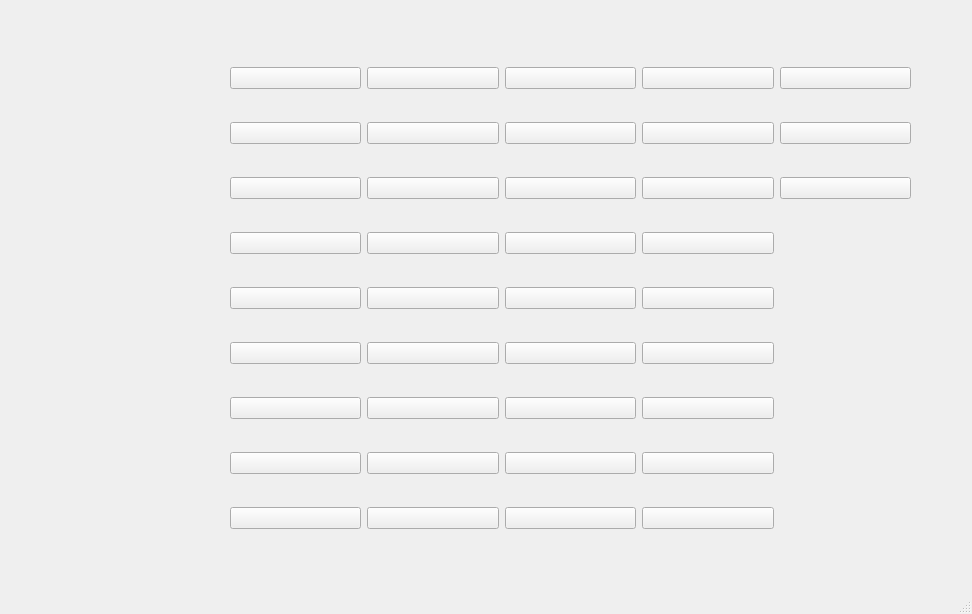
Above: view/game.ui from CoolTL/Pseudocode before the change. Below: the same form after it.
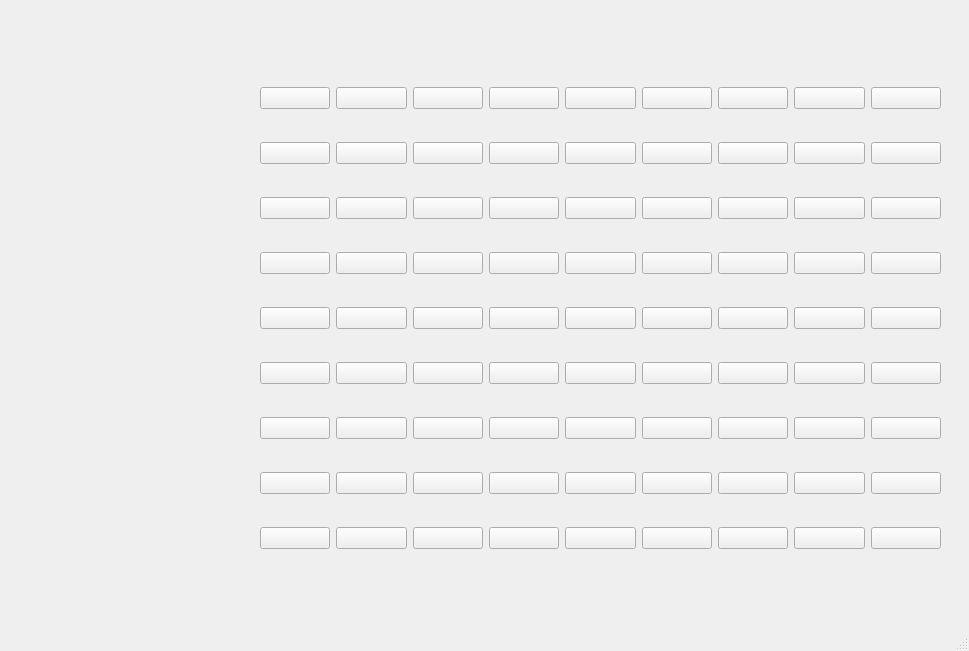
That is the form after the change.

The edit to the form file:
```diff
--- a/view/game.ui
+++ b/view/game.ui
@@ -6,8 +6,8 @@
    <rect>
     <x>0</x>
     <y>0</y>
-    <width>972</width>
-    <height>614</height>
+    <width>969</width>
+    <height>651</height>
    </rect>
   </property>
   <property name="windowTitle">
@@ -17,15 +17,15 @@
    <widget class="QWidget" name="gridLayoutWidget">
     <property name="geometry">
      <rect>
-      <x>230</x>
-      <y>40</y>
+      <x>260</x>
+      <y>60</y>
       <width>681</width>
       <height>521</height>
      </rect>
     </property>
     <layout class="QGridLayout" name="gridLayout">
-     <item row="7" column="1">
-      <widget class="QPushButton" name="s17">
+     <item row="3" column="4">
+      <widget class="QPushButton" name="s42">
        <property name="text">
         <string/>
        </property>
@@ -40,8 +40,8 @@
        </property>
       </widget>
      </item>
-     <item row="3" column="2">
-      <widget class="QPushButton" name="s23">
+     <item row="5" column="4">
+      <widget class="QPushButton" name="s44">
        <property name="text">
         <string/>
        </property>
@@ -56,39 +56,7 @@
        </property>
       </widget>
      </item>
-     <item row="6" column="1">
-      <widget class="QPushButton" name="s16">
-       <property name="text">
-        <string/>
-       </property>
-       <property name="checkable">
-        <bool>true</bool>
-       </property>
-       <property name="autoExclusive">
-        <bool>true</bool>
-       </property>
-       <property name="flat">
-        <bool>false</bool>
-       </property>
-      </widget>
-     </item>
-     <item row="6" column="2">
-      <widget class="QPushButton" name="s26">
-       <property name="text">
-        <string/>
-       </property>
-       <property name="checkable">
-        <bool>true</bool>
-       </property>
-       <property name="autoExclusive">
-        <bool>true</bool>
-       </property>
-       <property name="flat">
-        <bool>false</bool>
-       </property>
-      </widget>
-     </item>
-     <item row="1" column="1">
+     <item row="2" column="1">
       <widget class="QPushButton" name="s11">
        <property name="text">
         <string/>
@@ -104,8 +72,8 @@
        </property>
       </widget>
      </item>
-     <item row="1" column="2">
-      <widget class="QPushButton" name="s21">
+     <item row="9" column="5">
+      <widget class="QPushButton" name="s58">
        <property name="text">
         <string/>
        </property>
@@ -120,7 +88,23 @@
        </property>
       </widget>
      </item>
-     <item row="4" column="1">
+     <item row="3" column="6">
+      <widget class="QPushButton" name="s62">
+       <property name="text">
+        <string/>
+       </property>
+       <property name="checkable">
+        <bool>true</bool>
+       </property>
+       <property name="autoExclusive">
+        <bool>true</bool>
+       </property>
+       <property name="flat">
+        <bool>false</bool>
+       </property>
+      </widget>
+     </item>
+     <item row="5" column="1">
       <widget class="QPushButton" name="s14">
        <property name="text">
         <string/>
@@ -136,7 +120,7 @@
        </property>
       </widget>
      </item>
-     <item row="5" column="2">
+     <item row="6" column="2">
       <widget class="QPushButton" name="s25">
        <property name="text">
         <string/>
@@ -152,8 +136,8 @@
        </property>
       </widget>
      </item>
-     <item row="4" column="3">
-      <widget class="QPushButton" name="s34">
+     <item row="0" column="4">
+      <widget class="QPushButton" name="s40">
        <property name="text">
         <string/>
        </property>
@@ -168,7 +152,71 @@
        </property>
       </widget>
      </item>
-     <item row="3" column="0">
+     <item row="2" column="4">
+      <widget class="QPushButton" name="s41">
+       <property name="text">
+        <string/>
+       </property>
+       <property name="checkable">
+        <bool>true</bool>
+       </property>
+       <property name="autoExclusive">
+        <bool>true</bool>
+       </property>
+       <property name="flat">
+        <bool>false</bool>
+       </property>
+      </widget>
+     </item>
+     <item row="2" column="6">
+      <widget class="QPushButton" name="s61">
+       <property name="text">
+        <string/>
+       </property>
+       <property name="checkable">
+        <bool>true</bool>
+       </property>
+       <property name="autoExclusive">
+        <bool>true</bool>
+       </property>
+       <property name="flat">
+        <bool>false</bool>
+       </property>
+      </widget>
+     </item>
+     <item row="6" column="6">
+      <widget class="QPushButton" name="s65">
+       <property name="text">
+        <string/>
+       </property>
+       <property name="checkable">
+        <bool>true</bool>
+       </property>
+       <property name="autoExclusive">
+        <bool>true</bool>
+       </property>
+       <property name="flat">
+        <bool>false</bool>
+       </property>
+      </widget>
+     </item>
+     <item row="6" column="7">
+      <widget class="QPushButton" name="s75">
+       <property name="text">
+        <string/>
+       </property>
+       <property name="checkable">
+        <bool>true</bool>
+       </property>
+       <property name="autoExclusive">
+        <bool>true</bool>
+       </property>
+       <property name="flat">
+        <bool>false</bool>
+       </property>
+      </widget>
+     </item>
+     <item row="4" column="0">
       <widget class="QPushButton" name="s03">
        <property name="text">
         <string/>
@@ -184,7 +232,7 @@
        </property>
       </widget>
      </item>
-     <item row="1" column="0">
+     <item row="2" column="0">
       <widget class="QPushButton" name="s01">
        <property name="text">
         <string/>
@@ -200,7 +248,7 @@
        </property>
       </widget>
      </item>
-     <item row="2" column="1">
+     <item row="3" column="1">
       <widget class="QPushButton" name="s12">
        <property name="text">
         <string/>
@@ -232,7 +280,7 @@
        </property>
       </widget>
      </item>
-     <item row="8" column="2">
+     <item row="9" column="2">
       <widget class="QPushButton" name="s28">
        <property name="text">
         <string/>
@@ -248,6 +296,70 @@
        </property>
       </widget>
      </item>
+     <item row="5" column="6">
+      <widget class="QPushButton" name="s64">
+       <property name="text">
+        <string/>
+       </property>
+       <property name="checkable">
+        <bool>true</bool>
+       </property>
+       <property name="autoExclusive">
+        <bool>true</bool>
+       </property>
+       <property name="flat">
+        <bool>false</bool>
+       </property>
+      </widget>
+     </item>
+     <item row="4" column="5">
+      <widget class="QPushButton" name="s53">
+       <property name="text">
+        <string/>
+       </property>
+       <property name="checkable">
+        <bool>true</bool>
+       </property>
+       <property name="autoExclusive">
+        <bool>true</bool>
+       </property>
+       <property name="flat">
+        <bool>false</bool>
+       </property>
+      </widget>
+     </item>
+     <item row="8" column="6">
+      <widget class="QPushButton" name="s67">
+       <property name="text">
+        <string/>
+       </property>
+       <property name="checkable">
+        <bool>true</bool>
+       </property>
+       <property name="autoExclusive">
+        <bool>true</bool>
+       </property>
+       <property name="flat">
+        <bool>false</bool>
+       </property>
+      </widget>
+     </item>
+     <item row="9" column="6">
+      <widget class="QPushButton" name="s68">
+       <property name="text">
+        <string/>
+       </property>
+       <property name="checkable">
+        <bool>true</bool>
+       </property>
+       <property name="autoExclusive">
+        <bool>true</bool>
+       </property>
+       <property name="flat">
+        <bool>false</bool>
+       </property>
+      </widget>
+     </item>
      <item row="0" column="2">
       <widget class="QPushButton" name="s20">
        <property name="text">
@@ -264,56 +376,8 @@
        </property>
       </widget>
      </item>
-     <item row="8" column="1">
-      <widget class="QPushButton" name="s18">
-       <property name="text">
-        <string/>
-       </property>
-       <property name="checkable">
-        <bool>true</bool>
-       </property>
-       <property name="autoExclusive">
-        <bool>true</bool>
-       </property>
-       <property name="flat">
-        <bool>false</bool>
-       </property>
-      </widget>
-     </item>
-     <item row="8" column="3">
-      <widget class="QPushButton" name="s38">
-       <property name="text">
-        <string/>
-       </property>
-       <property name="checkable">
-        <bool>true</bool>
-       </property>
-       <property name="autoExclusive">
-        <bool>true</bool>
-       </property>
-       <property name="flat">
-        <bool>false</bool>
-       </property>
-      </widget>
-     </item>
-     <item row="2" column="0">
-      <widget class="QPushButton" name="s02">
-       <property name="text">
-        <string/>
-       </property>
-       <property name="checkable">
-        <bool>true</bool>
-       </property>
-       <property name="autoExclusive">
-        <bool>true</bool>
-       </property>
-       <property name="flat">
-        <bool>false</bool>
-       </property>
-      </widget>
-     </item>
-     <item row="7" column="2">
-      <widget class="QPushButton" name="s27">
+     <item row="7" column="5">
+      <widget class="QPushButton" name="s56">
        <property name="text">
         <string/>
        </property>
@@ -344,39 +408,7 @@
        </property>
       </widget>
      </item>
-     <item row="6" column="0">
-      <widget class="QPushButton" name="s06">
-       <property name="text">
-        <string/>
-       </property>
-       <property name="checkable">
-        <bool>true</bool>
-       </property>
-       <property name="autoExclusive">
-        <bool>true</bool>
-       </property>
-       <property name="flat">
-        <bool>false</bool>
-       </property>
-      </widget>
-     </item>
-     <item row="3" column="1">
-      <widget class="QPushButton" name="s13">
-       <property name="text">
-        <string/>
-       </property>
-       <property name="checkable">
-        <bool>true</bool>
-       </property>
-       <property name="autoExclusive">
-        <bool>true</bool>
-       </property>
-       <property name="flat">
-        <bool>false</bool>
-       </property>
-      </widget>
-     </item>
-     <item row="2" column="3">
+     <item row="3" column="3">
       <widget class="QPushButton" name="s32">
        <property name="text">
         <string/>
@@ -392,7 +424,7 @@
        </property>
       </widget>
      </item>
-     <item row="1" column="3">
+     <item row="2" column="3">
       <widget class="QPushButton" name="s31">
        <property name="text">
         <string/>
@@ -408,8 +440,8 @@
        </property>
       </widget>
      </item>
-     <item row="5" column="0">
-      <widget class="QPushButton" name="s05">
+     <item row="5" column="5">
+      <widget class="QPushButton" name="s54">
        <property name="text">
         <string/>
        </property>
@@ -424,8 +456,8 @@
        </property>
       </widget>
      </item>
-     <item row="7" column="3">
-      <widget class="QPushButton" name="s37">
+     <item row="4" column="4">
+      <widget class="QPushButton" name="s43">
        <property name="text">
         <string/>
        </property>
@@ -440,7 +472,23 @@
        </property>
       </widget>
      </item>
-     <item row="8" column="0">
+     <item row="7" column="6">
+      <widget class="QPushButton" name="s66">
+       <property name="text">
+        <string/>
+       </property>
+       <property name="checkable">
+        <bool>true</bool>
+       </property>
+       <property name="autoExclusive">
+        <bool>true</bool>
+       </property>
+       <property name="flat">
+        <bool>false</bool>
+       </property>
+      </widget>
+     </item>
+     <item row="9" column="0">
       <widget class="QPushButton" name="s08">
        <property name="text">
         <string/>
@@ -456,23 +504,7 @@
        </property>
       </widget>
      </item>
-     <item row="5" column="1">
-      <widget class="QPushButton" name="s15">
-       <property name="text">
-        <string/>
-       </property>
-       <property name="checkable">
-        <bool>true</bool>
-       </property>
-       <property name="autoExclusive">
-        <bool>true</bool>
-       </property>
-       <property name="flat">
-        <bool>false</bool>
-       </property>
-      </widget>
-     </item>
-     <item row="4" column="0">
+     <item row="5" column="0">
       <widget class="QPushButton" name="s04">
        <property name="text">
         <string/>
@@ -504,8 +536,440 @@
        </property>
       </widget>
      </item>
+     <item row="8" column="0">
+      <widget class="QPushButton" name="s07">
+       <property name="text">
+        <string/>
+       </property>
+       <property name="checkable">
+        <bool>true</bool>
+       </property>
+       <property name="autoExclusive">
+        <bool>true</bool>
+       </property>
+       <property name="flat">
+        <bool>false</bool>
+       </property>
+      </widget>
+     </item>
+     <item row="3" column="2">
+      <widget class="QPushButton" name="s22">
+       <property name="text">
+        <string/>
+       </property>
+       <property name="checkable">
+        <bool>true</bool>
+       </property>
+       <property name="autoExclusive">
+        <bool>true</bool>
+       </property>
+       <property name="flat">
+        <bool>false</bool>
+       </property>
+      </widget>
+     </item>
      <item row="5" column="3">
-      <widget class="QPushButton" name="s35">
+      <widget class="QPushButton" name="s34">
+       <property name="text">
+        <string/>
+       </property>
+       <property name="checkable">
+        <bool>true</bool>
+       </property>
+       <property name="autoExclusive">
+        <bool>true</bool>
+       </property>
+       <property name="flat">
+        <bool>false</bool>
+       </property>
+      </widget>
+     </item>
+     <item row="8" column="1">
+      <widget class="QPushButton" name="s17">
+       <property name="text">
+        <string/>
+       </property>
+       <property name="checkable">
+        <bool>true</bool>
+       </property>
+       <property name="autoExclusive">
+        <bool>true</bool>
+       </property>
+       <property name="flat">
+        <bool>false</bool>
+       </property>
+      </widget>
+     </item>
+     <item row="4" column="2">
+      <widget class="QPushButton" name="s23">
+       <property name="text">
+        <string/>
+       </property>
+       <property name="checkable">
+        <bool>true</bool>
+       </property>
+       <property name="autoExclusive">
+        <bool>true</bool>
+       </property>
+       <property name="flat">
+        <bool>false</bool>
+       </property>
+      </widget>
+     </item>
+     <item row="7" column="1">
+      <widget class="QPushButton" name="s16">
+       <property name="text">
+        <string/>
+       </property>
+       <property name="checkable">
+        <bool>true</bool>
+       </property>
+       <property name="autoExclusive">
+        <bool>true</bool>
+       </property>
+       <property name="flat">
+        <bool>false</bool>
+       </property>
+      </widget>
+     </item>
+     <item row="0" column="5">
+      <widget class="QPushButton" name="s50">
+       <property name="text">
+        <string/>
+       </property>
+       <property name="checkable">
+        <bool>true</bool>
+       </property>
+       <property name="autoExclusive">
+        <bool>true</bool>
+       </property>
+       <property name="flat">
+        <bool>false</bool>
+       </property>
+      </widget>
+     </item>
+     <item row="7" column="4">
+      <widget class="QPushButton" name="s46">
+       <property name="text">
+        <string/>
+       </property>
+       <property name="checkable">
+        <bool>true</bool>
+       </property>
+       <property name="autoExclusive">
+        <bool>true</bool>
+       </property>
+       <property name="flat">
+        <bool>false</bool>
+       </property>
+      </widget>
+     </item>
+     <item row="7" column="2">
+      <widget class="QPushButton" name="s26">
+       <property name="text">
+        <string/>
+       </property>
+       <property name="checkable">
+        <bool>true</bool>
+       </property>
+       <property name="autoExclusive">
+        <bool>true</bool>
+       </property>
+       <property name="flat">
+        <bool>false</bool>
+       </property>
+      </widget>
+     </item>
+     <item row="2" column="2">
+      <widget class="QPushButton" name="s21">
+       <property name="text">
+        <string/>
+       </property>
+       <property name="checkable">
+        <bool>true</bool>
+       </property>
+       <property name="autoExclusive">
+        <bool>true</bool>
+       </property>
+       <property name="flat">
+        <bool>false</bool>
+       </property>
+      </widget>
+     </item>
+     <item row="5" column="7">
+      <widget class="QPushButton" name="s74">
+       <property name="text">
+        <string/>
+       </property>
+       <property name="checkable">
+        <bool>true</bool>
+       </property>
+       <property name="autoExclusive">
+        <bool>true</bool>
+       </property>
+       <property name="flat">
+        <bool>false</bool>
+       </property>
+      </widget>
+     </item>
+     <item row="6" column="5">
+      <widget class="QPushButton" name="s55">
+       <property name="text">
+        <string/>
+       </property>
+       <property name="checkable">
+        <bool>true</bool>
+       </property>
+       <property name="autoExclusive">
+        <bool>true</bool>
+       </property>
+       <property name="flat">
+        <bool>false</bool>
+       </property>
+      </widget>
+     </item>
+     <item row="8" column="7">
+      <widget class="QPushButton" name="s77">
+       <property name="text">
+        <string/>
+       </property>
+       <property name="checkable">
+        <bool>true</bool>
+       </property>
+       <property name="autoExclusive">
+        <bool>true</bool>
+       </property>
+       <property name="flat">
+        <bool>false</bool>
+       </property>
+      </widget>
+     </item>
+     <item row="0" column="7">
+      <widget class="QPushButton" name="s70">
+       <property name="text">
+        <string/>
+       </property>
+       <property name="checkable">
+        <bool>true</bool>
+       </property>
+       <property name="autoExclusive">
+        <bool>true</bool>
+       </property>
+       <property name="flat">
+        <bool>false</bool>
+       </property>
+      </widget>
+     </item>
+     <item row="0" column="6">
+      <widget class="QPushButton" name="s60">
+       <property name="text">
+        <string/>
+       </property>
+       <property name="checkable">
+        <bool>true</bool>
+       </property>
+       <property name="autoExclusive">
+        <bool>true</bool>
+       </property>
+       <property name="flat">
+        <bool>false</bool>
+       </property>
+      </widget>
+     </item>
+     <item row="8" column="5">
+      <widget class="QPushButton" name="s57">
+       <property name="text">
+        <string/>
+       </property>
+       <property name="checkable">
+        <bool>true</bool>
+       </property>
+       <property name="autoExclusive">
+        <bool>true</bool>
+       </property>
+       <property name="flat">
+        <bool>false</bool>
+       </property>
+      </widget>
+     </item>
+     <item row="9" column="7">
+      <widget class="QPushButton" name="s78">
+       <property name="text">
+        <string/>
+       </property>
+       <property name="checkable">
+        <bool>true</bool>
+       </property>
+       <property name="autoExclusive">
+        <bool>true</bool>
+       </property>
+       <property name="flat">
+        <bool>false</bool>
+       </property>
+      </widget>
+     </item>
+     <item row="7" column="7">
+      <widget class="QPushButton" name="s76">
+       <property name="text">
+        <string/>
+       </property>
+       <property name="checkable">
+        <bool>true</bool>
+       </property>
+       <property name="autoExclusive">
+        <bool>true</bool>
+       </property>
+       <property name="flat">
+        <bool>false</bool>
+       </property>
+      </widget>
+     </item>
+     <item row="3" column="5">
+      <widget class="QPushButton" name="s52">
+       <property name="text">
+        <string/>
+       </property>
+       <property name="checkable">
+        <bool>true</bool>
+       </property>
+       <property name="autoExclusive">
+        <bool>true</bool>
+       </property>
+       <property name="flat">
+        <bool>false</bool>
+       </property>
+      </widget>
+     </item>
+     <item row="8" column="4">
+      <widget class="QPushButton" name="s47">
+       <property name="text">
+        <string/>
+       </property>
+       <property name="checkable">
+        <bool>true</bool>
+       </property>
+       <property name="autoExclusive">
+        <bool>true</bool>
+       </property>
+       <property name="flat">
+        <bool>false</bool>
+       </property>
+      </widget>
+     </item>
+     <item row="9" column="1">
+      <widget class="QPushButton" name="s18">
+       <property name="text">
+        <string/>
+       </property>
+       <property name="checkable">
+        <bool>true</bool>
+       </property>
+       <property name="autoExclusive">
+        <bool>true</bool>
+       </property>
+       <property name="flat">
+        <bool>false</bool>
+       </property>
+      </widget>
+     </item>
+     <item row="9" column="4">
+      <widget class="QPushButton" name="s48">
+       <property name="text">
+        <string/>
+       </property>
+       <property name="checkable">
+        <bool>true</bool>
+       </property>
+       <property name="autoExclusive">
+        <bool>true</bool>
+       </property>
+       <property name="flat">
+        <bool>false</bool>
+       </property>
+      </widget>
+     </item>
+     <item row="2" column="7">
+      <widget class="QPushButton" name="s71">
+       <property name="text">
+        <string/>
+       </property>
+       <property name="checkable">
+        <bool>true</bool>
+       </property>
+       <property name="autoExclusive">
+        <bool>true</bool>
+       </property>
+       <property name="flat">
+        <bool>false</bool>
+       </property>
+      </widget>
+     </item>
+     <item row="9" column="3">
+      <widget class="QPushButton" name="s38">
+       <property name="text">
+        <string/>
+       </property>
+       <property name="checkable">
+        <bool>true</bool>
+       </property>
+       <property name="autoExclusive">
+        <bool>true</bool>
+       </property>
+       <property name="flat">
+        <bool>false</bool>
+       </property>
+      </widget>
+     </item>
+     <item row="2" column="5">
+      <widget class="QPushButton" name="s51">
+       <property name="text">
+        <string/>
+       </property>
+       <property name="checkable">
+        <bool>true</bool>
+       </property>
+       <property name="autoExclusive">
+        <bool>true</bool>
+       </property>
+       <property name="flat">
+        <bool>false</bool>
+       </property>
+      </widget>
+     </item>
+     <item row="3" column="7">
+      <widget class="QPushButton" name="s72">
+       <property name="text">
+        <string/>
+       </property>
+       <property name="checkable">
+        <bool>true</bool>
+       </property>
+       <property name="autoExclusive">
+        <bool>true</bool>
+       </property>
+       <property name="flat">
+        <bool>false</bool>
+       </property>
+      </widget>
+     </item>
+     <item row="3" column="0">
+      <widget class="QPushButton" name="s02">
+       <property name="text">
+        <string/>
+       </property>
+       <property name="checkable">
+        <bool>true</bool>
+       </property>
+       <property name="autoExclusive">
+        <bool>true</bool>
+       </property>
+       <property name="flat">
+        <bool>false</bool>
+       </property>
+      </widget>
+     </item>
+     <item row="8" column="2">
+      <widget class="QPushButton" name="s27">
        <property name="text">
         <string/>
        </property>
@@ -521,7 +985,7 @@
       </widget>
      </item>
      <item row="7" column="0">
-      <widget class="QPushButton" name="s07">
+      <widget class="QPushButton" name="s06">
        <property name="text">
         <string/>
        </property>
@@ -536,7 +1000,103 @@
        </property>
       </widget>
      </item>
-     <item row="6" column="3">
+     <item row="4" column="6">
+      <widget class="QPushButton" name="s63">
+       <property name="text">
+        <string/>
+       </property>
+       <property name="checkable">
+        <bool>true</bool>
+       </property>
+       <property name="autoExclusive">
+        <bool>true</bool>
+       </property>
+       <property name="flat">
+        <bool>false</bool>
+       </property>
+      </widget>
+     </item>
+     <item row="4" column="1">
+      <widget class="QPushButton" name="s13">
+       <property name="text">
+        <string/>
+       </property>
+       <property name="checkable">
+        <bool>true</bool>
+       </property>
+       <property name="autoExclusive">
+        <bool>true</bool>
+       </property>
+       <property name="flat">
+        <bool>false</bool>
+       </property>
+      </widget>
+     </item>
+     <item row="4" column="7">
+      <widget class="QPushButton" name="s73">
+       <property name="text">
+        <string/>
+       </property>
+       <property name="checkable">
+        <bool>true</bool>
+       </property>
+       <property name="autoExclusive">
+        <bool>true</bool>
+       </property>
+       <property name="flat">
+        <bool>false</bool>
+       </property>
+      </widget>
+     </item>
+     <item row="6" column="0">
+      <widget class="QPushButton" name="s05">
+       <property name="text">
+        <string/>
+       </property>
+       <property name="checkable">
+        <bool>true</bool>
+       </property>
+       <property name="autoExclusive">
+        <bool>true</bool>
+       </property>
+       <property name="flat">
+        <bool>false</bool>
+       </property>
+      </widget>
+     </item>
+     <item row="8" column="3">
+      <widget class="QPushButton" name="s37">
+       <property name="text">
+        <string/>
+       </property>
+       <property name="checkable">
+        <bool>true</bool>
+       </property>
+       <property name="autoExclusive">
+        <bool>true</bool>
+       </property>
+       <property name="flat">
+        <bool>false</bool>
+       </property>
+      </widget>
+     </item>
+     <item row="6" column="1">
+      <widget class="QPushButton" name="s15">
+       <property name="text">
+        <string/>
+       </property>
+       <property name="checkable">
+        <bool>true</bool>
+       </property>
+       <property name="autoExclusive">
+        <bool>true</bool>
+       </property>
+       <property name="flat">
+        <bool>false</bool>
+       </property>
+      </widget>
+     </item>
+     <item row="7" column="3">
       <widget class="QPushButton" name="s36">
        <property name="text">
         <string/>
@@ -552,8 +1112,8 @@
        </property>
       </widget>
      </item>
-     <item row="2" column="2">
-      <widget class="QPushButton" name="s22">
+     <item row="6" column="3">
+      <widget class="QPushButton" name="s35">
        <property name="text">
         <string/>
        </property>
@@ -568,7 +1128,23 @@
        </property>
       </widget>
      </item>
-     <item row="3" column="3">
+     <item row="6" column="4">
+      <widget class="QPushButton" name="s45">
+       <property name="text">
+        <string/>
+       </property>
+       <property name="checkable">
+        <bool>true</bool>
+       </property>
+       <property name="autoExclusive">
+        <bool>true</bool>
+       </property>
+       <property name="flat">
+        <bool>false</bool>
+       </property>
+      </widget>
+     </item>
+     <item row="4" column="3">
       <widget class="QPushButton" name="s33">
        <property name="text">
         <string/>
@@ -584,7 +1160,7 @@
        </property>
       </widget>
      </item>
-     <item row="4" column="2">
+     <item row="5" column="2">
       <widget class="QPushButton" name="s24">
        <property name="text">
         <string/>
@@ -600,8 +1176,8 @@
        </property>
       </widget>
      </item>
-     <item row="0" column="4">
-      <widget class="QPushButton" name="s40">
+     <item row="0" column="8">
+      <widget class="QPushButton" name="s80">
        <property name="text">
         <string/>
        </property>
@@ -616,8 +1192,8 @@
        </property>
       </widget>
      </item>
-     <item row="1" column="4">
-      <widget class="QPushButton" name="s41">
+     <item row="2" column="8">
+      <widget class="QPushButton" name="s81">
        <property name="text">
         <string/>
        </property>
@@ -632,8 +1208,104 @@
        </property>
       </widget>
      </item>
-     <item row="2" column="4">
-      <widget class="QPushButton" name="s42">
+     <item row="3" column="8">
+      <widget class="QPushButton" name="s82">
+       <property name="text">
+        <string/>
+       </property>
+       <property name="checkable">
+        <bool>true</bool>
+       </property>
+       <property name="autoExclusive">
+        <bool>true</bool>
+       </property>
+       <property name="flat">
+        <bool>false</bool>
+       </property>
+      </widget>
+     </item>
+     <item row="4" column="8">
+      <widget class="QPushButton" name="s83">
+       <property name="text">
+        <string/>
+       </property>
+       <property name="checkable">
+        <bool>true</bool>
+       </property>
+       <property name="autoExclusive">
+        <bool>true</bool>
+       </property>
+       <property name="flat">
+        <bool>false</bool>
+       </property>
+      </widget>
+     </item>
+     <item row="5" column="8">
+      <widget class="QPushButton" name="s84">
+       <property name="text">
+        <string/>
+       </property>
+       <property name="checkable">
+        <bool>true</bool>
+       </property>
+       <property name="autoExclusive">
+        <bool>true</bool>
+       </property>
+       <property name="flat">
+        <bool>false</bool>
+       </property>
+      </widget>
+     </item>
+     <item row="6" column="8">
+      <widget class="QPushButton" name="s85">
+       <property name="text">
+        <string/>
+       </property>
+       <property name="checkable">
+        <bool>true</bool>
+       </property>
+       <property name="autoExclusive">
+        <bool>true</bool>
+       </property>
+       <property name="flat">
+        <bool>false</bool>
+       </property>
+      </widget>
+     </item>
+     <item row="7" column="8">
+      <widget class="QPushButton" name="s86">
+       <property name="text">
+        <string/>
+       </property>
+       <property name="checkable">
+        <bool>true</bool>
+       </property>
+       <property name="autoExclusive">
+        <bool>true</bool>
+       </property>
+       <property name="flat">
+        <bool>false</bool>
+       </property>
+      </widget>
+     </item>
+     <item row="8" column="8">
+      <widget class="QPushButton" name="s87">
+       <property name="text">
+        <string/>
+       </property>
+       <property name="checkable">
+        <bool>true</bool>
+       </property>
+       <property name="autoExclusive">
+        <bool>true</bool>
+       </property>
+       <property name="flat">
+        <bool>false</bool>
+       </property>
+      </widget>
+     </item>
+     <item row="9" column="8">
+      <widget class="QPushButton" name="s88">
        <property name="text">
         <string/>
        </property>
```
Left out of the diff: 2 changed lines with no effect on the pictures.
